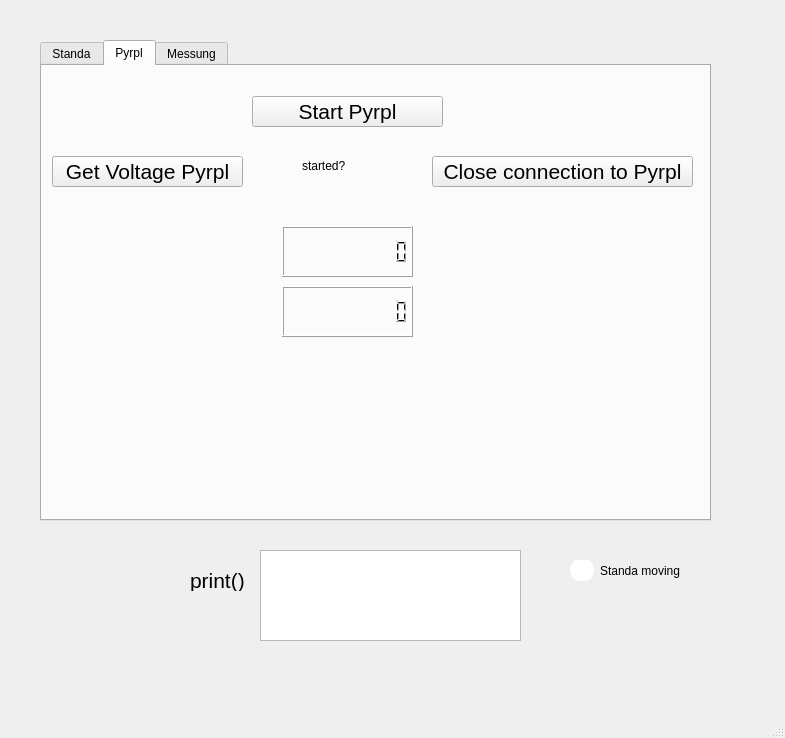
The window that standa_pyrpl_gui.ui (treeTUkl/pyrpl_user_dir) describes before a commit, drawn with Qt 5.
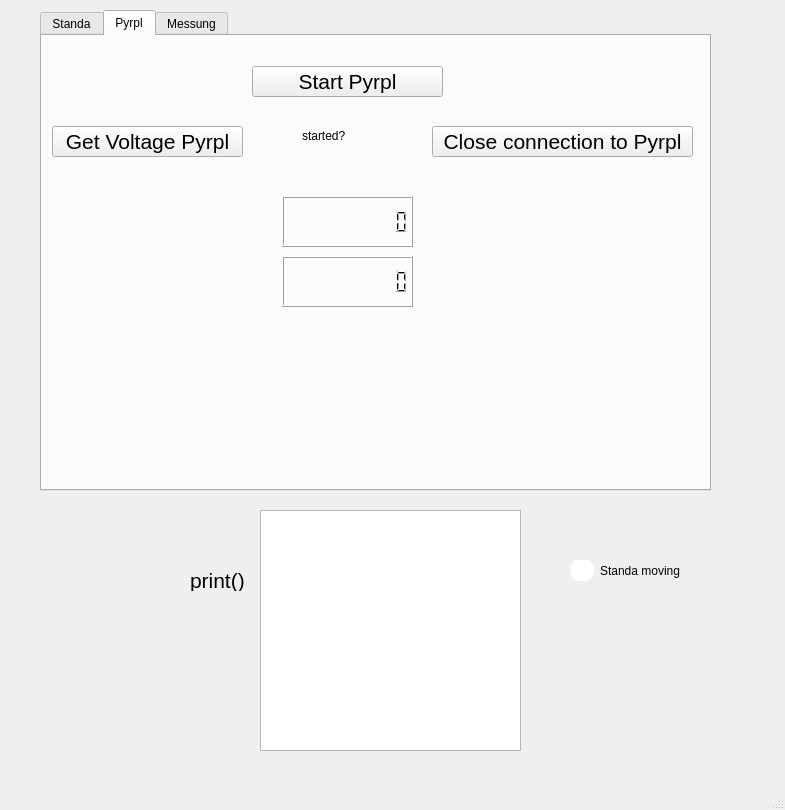
The same window after the commit. The open tabs and pages were chosen to show the change.

What changed in the file:
```diff
--- a/standa_pyrpl_gui.ui
+++ b/standa_pyrpl_gui.ui
@@ -10,7 +10,7 @@
     <x>0</x>
     <y>0</y>
     <width>785</width>
-    <height>738</height>
+    <height>810</height>
    </rect>
   </property>
   <property name="font">
@@ -29,7 +29,7 @@
     <property name="geometry">
      <rect>
       <x>40</x>
-      <y>40</y>
+      <y>10</y>
       <width>671</width>
       <height>481</height>
      </rect>
@@ -1387,9 +1387,9 @@
     <property name="geometry">
      <rect>
       <x>260</x>
-      <y>550</y>
+      <y>510</y>
       <width>261</width>
-      <height>91</height>
+      <height>241</height>
      </rect>
     </property>
    </widget>
```
Left out of the diff: 2 changed lines with no effect on the pictures.
